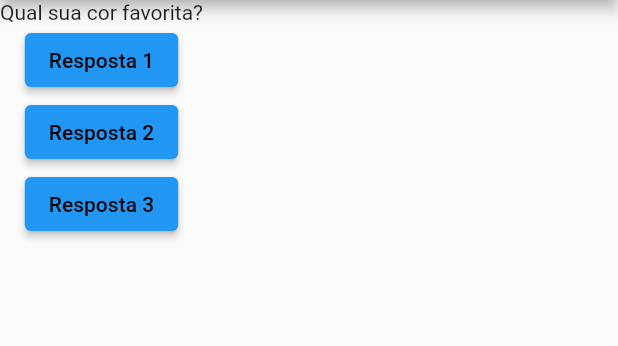
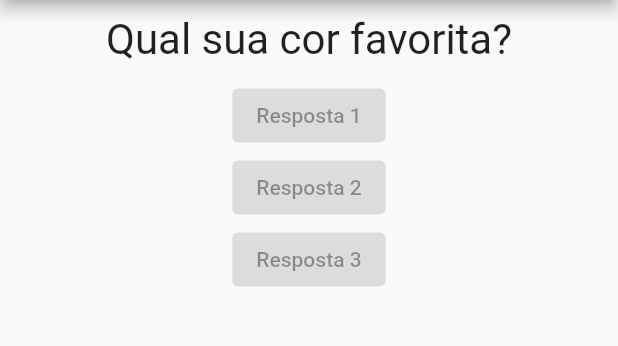
Before and after one commit to devfelipes/Perguntas, a Flutter app: the screen it shows after launch, on a phone screen of 412 x 824 dp, the part 84-430 px from its top. Run offline on Flutter 3.47's test engine with Material 2 defaults, Android fonts, the phone set to English and light mode, and no system bars.

Commit message:
Criando class Botao e Resposta

```diff
--- /dev/null
+++ b/lib/botao.dart
@@ -0,0 +1,20 @@
+import 'package:flutter/material.dart';
+import 'package:flutter/src/widgets/container.dart';
+import 'package:flutter/src/widgets/framework.dart';
+
+class Botao extends StatelessWidget {
+  final String text;
+
+  const Botao(this.text, {super.key});
+
+  @override
+  Widget build(BuildContext context) {
+    return ElevatedButton(
+        style: ElevatedButton.styleFrom(
+          foregroundColor: Colors.black,
+          backgroundColor: Colors.white70,
+        ),
+        onPressed: null,
+        child: Text(text));
+  }
+}
--- a/lib/main.dart
+++ b/lib/main.dart
@@ -1,4 +1,6 @@
 import 'package:flutter/material.dart';
+import 'package:perguntas/botao.dart';
+import 'package:perguntas/questao.dart';
 
 main() => runApp(const PerguntasApp());
 
@@ -26,28 +28,10 @@ class PerguntasAppState extends State<PerguntasApp> {
         ),
         body: Column(
           children: <Widget>[
-            Text(pergunta.elementAt(respota)),
-            ElevatedButton(
-                style: ElevatedButton.styleFrom(
-                  foregroundColor: Colors.black,
-                  backgroundColor: Colors.blue,
-                ),
-                onPressed: responder,
-                child: const Text('Resposta 1')),
-            ElevatedButton(
-                style: ElevatedButton.styleFrom(
-                  foregroundColor: Colors.black,
-                  backgroundColor: Colors.blue,
-                ),
-                onPressed: responder,
-                child: const Text('Resposta 2')),
-            ElevatedButton(
-                style: ElevatedButton.styleFrom(
-                  foregroundColor: Colors.black,
-                  backgroundColor: Colors.blue,
-                ),
-                onPressed: responder,
-                child: const Text('Resposta 3')),
+            Questao(pergunta.elementAt(respota)),
+            const Botao('Resposta 1'),
+            const Botao('Resposta 2'),
+            const Botao('Resposta 3'),
           ],
         ),
       ),
--- /dev/null
+++ b/lib/questao.dart
@@ -0,0 +1,22 @@
+import 'package:flutter/cupertino.dart';
+import 'package:flutter/src/widgets/container.dart';
+import 'package:flutter/src/widgets/framework.dart';
+
+class Questao extends StatelessWidget {
+  final String texto;
+
+  const Questao(this.texto, {super.key});
+
+  @override
+  Widget build(BuildContext context) {
+    return Container(
+      width: double.infinity,
+      margin: const EdgeInsets.all(10),
+      child: Text(
+        texto,
+        style: const TextStyle(fontSize: 28),
+        textAlign: TextAlign.center,
+      ),
+    );
+  }
+}
```
Also changed, not shown: 6 other files.
